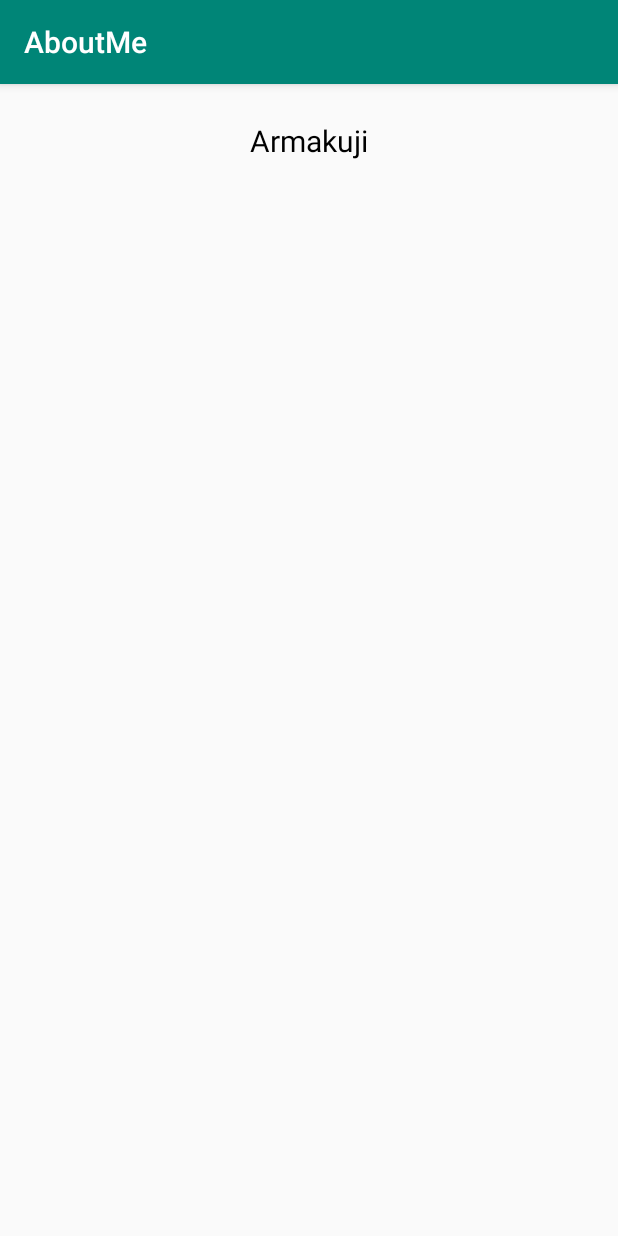
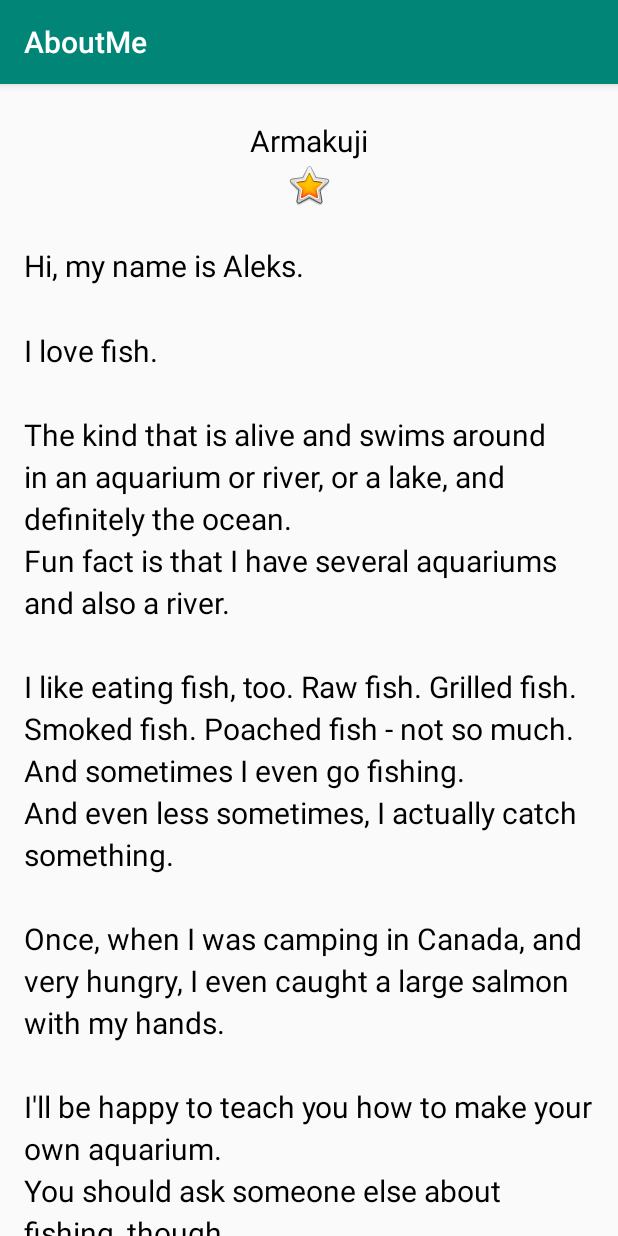
Before and after one commit to Armakuji/Andriod_Kotlin2.1, an Android app: the screen it shows after launch (MainActivity), on a phone screen of 412 x 824 dp. Run offline under Robolectric (Android 15) with nearby library versions, the phone set to English and light mode, and no system bars; Roboto replaces fonts that are not available here.

Commit message:
add ImageView && ScrollView

```diff
--- a/app/src/main/res/layout/activity_main.xml
+++ b/app/src/main/res/layout/activity_main.xml
@@ -13,4 +13,18 @@
             android:layout_height="wrap_content" android:id="@+id/name_text"
             android:textAlignment="center"
             style="@style/NameStyle"/>
+    <ImageView
+            android:layout_width="match_parent"
+            android:layout_height="wrap_content" app:srcCompat="@android:drawable/btn_star_big_on"
+            android:id="@+id/star_image" android:contentDescription="@string/yellow_star"/>
+    <ScrollView
+            android:layout_width="match_parent"
+            android:layout_height="match_parent" android:id="@+id/bio_scroll">
+        <TextView
+                android:text="@string/bio"
+                android:layout_width="match_parent"
+                android:layout_height="wrap_content" android:id="@+id/bio_text" style="@style/NameStyle"
+                android:lineSpacingMultiplier="1.2" android:paddingStart="@dimen/layout_padding"
+                android:paddingRight="@dimen/layout_padding"/>
+    </ScrollView>
 </LinearLayout>
--- a/app/src/main/res/values/dimens.xml
+++ b/app/src/main/res/values/dimens.xml
@@ -3,4 +3,5 @@
     <dimen name="text_size">20sp</dimen>
     <dimen name="small_padding">8dp</dimen>
     <dimen name="layout_margin">16dp</dimen>
+    <dimen name="layout_padding">16dp</dimen>
 </resources>
--- a/app/src/main/res/values/strings.xml
+++ b/app/src/main/res/values/strings.xml
@@ -1,4 +1,15 @@
 <resources>
     <string name="app_name">AboutMe</string>
     <string name="name">Armakuji</string>
+    <string name="yellow_star">Yellow Star</string>
+    <string name="bio">Hi, my name is Aleks.
+        \n\nI love fish.
+        \n\nThe kind that is alive and swims around in an aquarium or river, or a lake, and definitely the ocean.
+        \nFun fact is that I have several aquariums and also a river.
+        \n\nI like eating fish, too. Raw fish. Grilled fish. Smoked fish. Poached fish - not so much.
+        \nAnd sometimes I even go fishing.
+        \nAnd even less sometimes, I actually catch something.
+        \n\nOnce, when I was camping in Canada, and very hungry, I even caught a large salmon with my hands.
+        \n\nI\'ll be happy to teach you how to make your own aquarium.
+        \nYou should ask someone else about fishing, though.\n\n</string>
 </resources>
```
